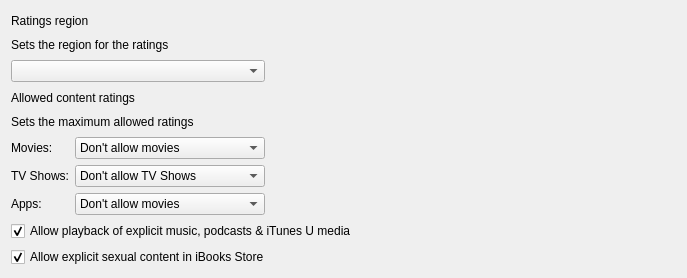
The window that FWAdminLib/Configurator/RestrictionsMediaContentWidget.ui (fw-dev/translations) describes before a commit, drawn with Qt 5.
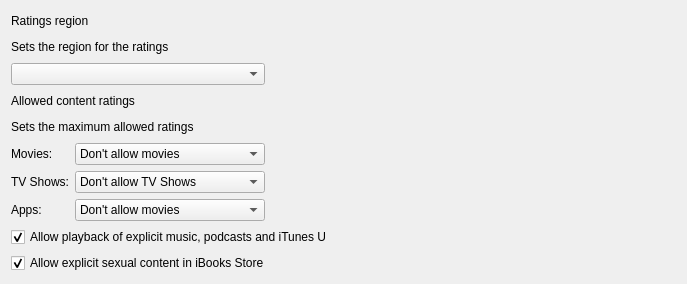
The same window after the commit.

Patch:
```diff
--- a/FWAdminLib/Configurator/RestrictionsMediaContentWidget.ui
+++ b/FWAdminLib/Configurator/RestrictionsMediaContentWidget.ui
@@ -7,7 +7,7 @@
     <x>0</x>
     <y>0</y>
     <width>687</width>
-    <height>278</height>
+    <height>284</height>
    </rect>
   </property>
   <property name="windowTitle">
@@ -226,7 +226,7 @@
    <item row="6" column="0" colspan="2">
     <widget class="QCheckBox" name="allowExplicitMusic">
      <property name="text">
-      <string>Allow playback of explicit music, podcasts &amp;&amp; iTunes U media</string>
+      <string>Allow playback of explicit music, podcasts and iTunes U</string>
      </property>
      <property name="checked">
       <bool>true</bool>
```
